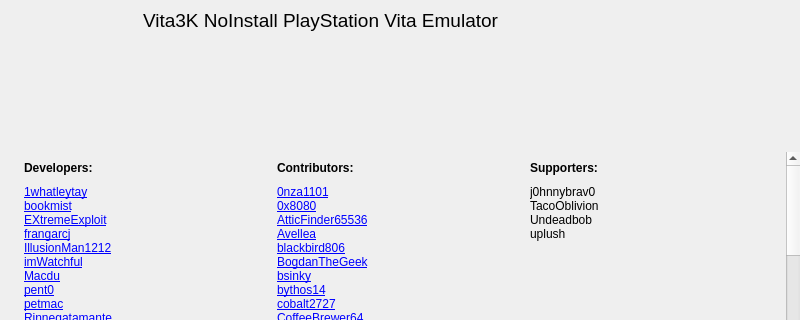
Qt form vita3k/gui-qt/src/about_dialog.ui (sayenah/Vita3k-NoInstall) before a commit; both pictures show x 0 to 800 and y 0 to 320 of the 800 by 550 pixel window.
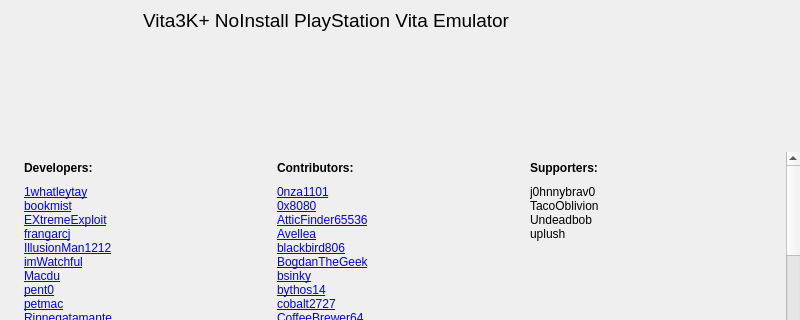
The same form after that commit.

Commit message: Rename the app to Vita3K+ NoInstall (repo Vita3kPlus-NoInstall)

```diff
--- a/vita3k/gui-qt/src/about_dialog.ui
+++ b/vita3k/gui-qt/src/about_dialog.ui
@@ -111,7 +111,7 @@
 											</font>
 										</property>
 										<property name="text">
-											<string>Vita3K NoInstall PlayStation Vita Emulator</string>
+											<string>Vita3K+ NoInstall PlayStation Vita Emulator</string>
 										</property>
 										<property name="alignment">
 											<set>Qt::AlignmentFlag::AlignLeading|Qt::AlignmentFlag::AlignLeft|Qt::AlignmentFlag::AlignTop</set>
```
Left out of the diff: 2 changed lines with no effect on the pictures. The commit also changes 21 other files.
